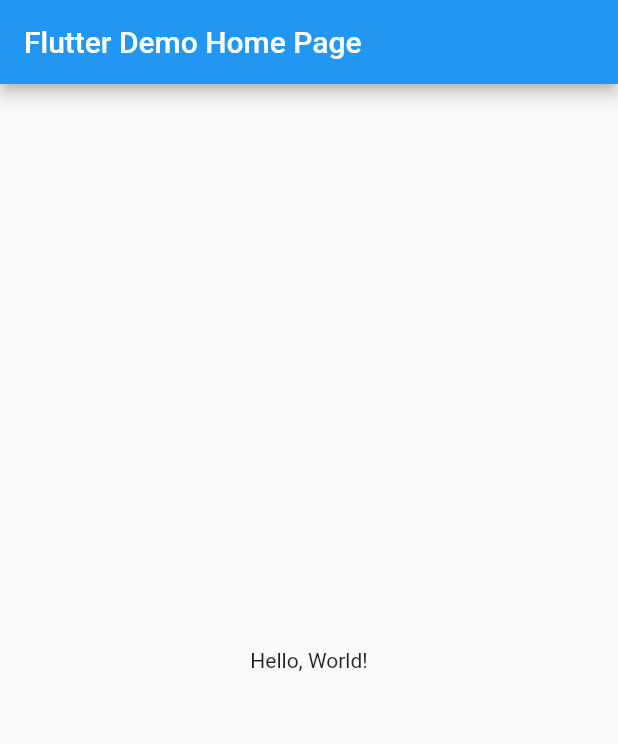
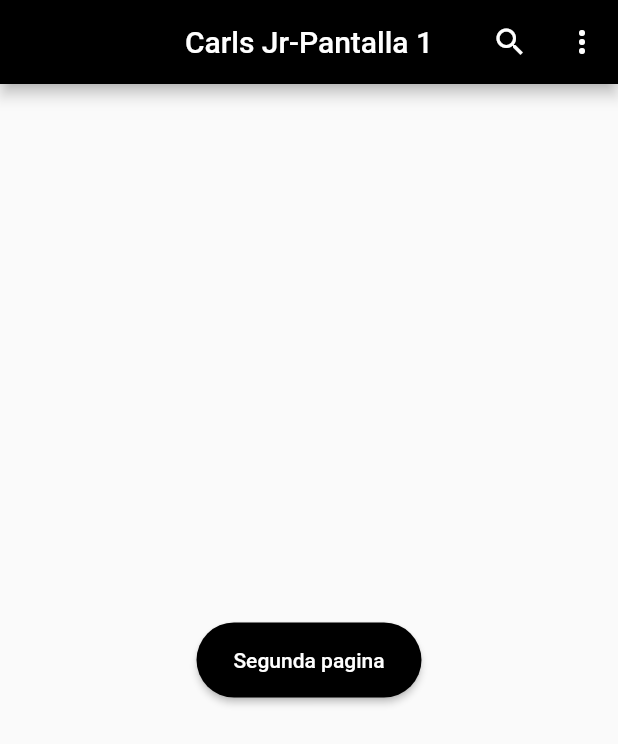
Before and after one commit to RocioHurtadoHeredia/navegarpagina, a Flutter app: the screen it shows after launch, on a phone screen of 412 x 824 dp. Shown: the top 744 px of the screen. Run offline on Flutter 3.47's test engine with Material 2 defaults, Android fonts, the phone set to English and light mode, and no system bars.

```diff
--- a/lib/main.dart
+++ b/lib/main.dart
@@ -1,42 +1,25 @@
 import 'package:flutter/material.dart';
+import 'package:hurtado/pagina1.dart';
+import 'package:hurtado/pagina2.dart';
+import 'package:hurtado/pagina3.dart';
+import 'package:hurtado/pagina4.dart';
 
-void main() => runApp(MyApp());
+void main() {
+  runApp(MaterialApp(
+    title: 'Named Routes Demo',
+    debugShowCheckedModeBanner: false,
+    // Inicie la aplicación con la ruta con nombre. En nuestro caso, la aplicación comenzará
+    // en el Widget FirstScreen
+    initialRoute: '/',
+    routes: {
+      // Cuando naveguemos hacia la ruta "/", crearemos el Widget FirstScreen
+      '/': (context) => const Pantalla1(),
+      // Cuando naveguemos hacia la ruta "/second", crearemos el Widget SecondScreen
+      '/segunda': (context) => const Pantalla2(),
 
-class MyApp extends StatelessWidget {
-  const MyApp({super.key});
-  // This widget is the root of your application.
-  @override
-  Widget build(BuildContext context) {
-    return MaterialApp(
-      // Application name
-      title: 'Flutter Hello World',
-      // Application theme data, you can set the colors for the application as
-      // you want
-      theme: ThemeData(
-        primarySwatch: Colors.blue,
-      ),
-      // A widget which will be started on application startup
-      home: MyHomePage(title: 'Flutter Demo Home Page'),
-    );
-  }
+      '/tercera': (context) => const Pantalla3(),
+
+      '/cuarta': (context) => const Pantalla4(),
+    },
+  ));
 }
-
-class MyHomePage extends StatelessWidget {
-  final String title;
-  const MyHomePage({super.key, required this.title});
-
-  @override
-  Widget build(BuildContext context) {
-    return Scaffold(
-      appBar: AppBar(
-        // The title text which will be shown on the action bar
-        title: Text(title),
-      ),
-      body: Center(
-        child: Text(
-          'Hello, World!',
-        ),
-      ),
-    );
-  }
-}
--- /dev/null
+++ b/lib/pagina1.dart
@@ -0,0 +1,42 @@
+import 'package:flutter/material.dart';
+
+class Pantalla1 extends StatelessWidget {
+  const Pantalla1({super.key});
+
+  @override
+  Widget build(BuildContext context) {
+    return Scaffold(
+      appBar: AppBar(
+        title: const Text('Carls Jr-Pantalla 1'),
+        centerTitle: true,
+        backgroundColor: const Color(0xff000000),
+        actions: [
+          IconButton(
+            icon: Icon(Icons.search),
+            onPressed: () {},
+          ),
+          IconButton(
+            icon: Icon(
+              Icons.more_vert,
+            ),
+            onPressed: () {},
+          )
+        ],
+      ),
+      body: Center(
+        child: ElevatedButton(
+          child: const Text('Segunda pagina'),
+          style: ElevatedButton.styleFrom(
+            minimumSize: const Size(150, 50),
+            backgroundColor: const Color(0xff000000),
+            shape:
+                RoundedRectangleBorder(borderRadius: BorderRadius.circular(30)),
+          ),
+          onPressed: () {
+            Navigator.pushNamed(context, '/segunda');
+          },
+        ),
+      ),
+    );
+  }
+}
```
Also changed, not shown: lib/pagina2.dart (added, +42 -0 lines), lib/pagina3.dart (added, +117 -0 lines), lib/pagina4.dart (added, +42 -0 lines).
